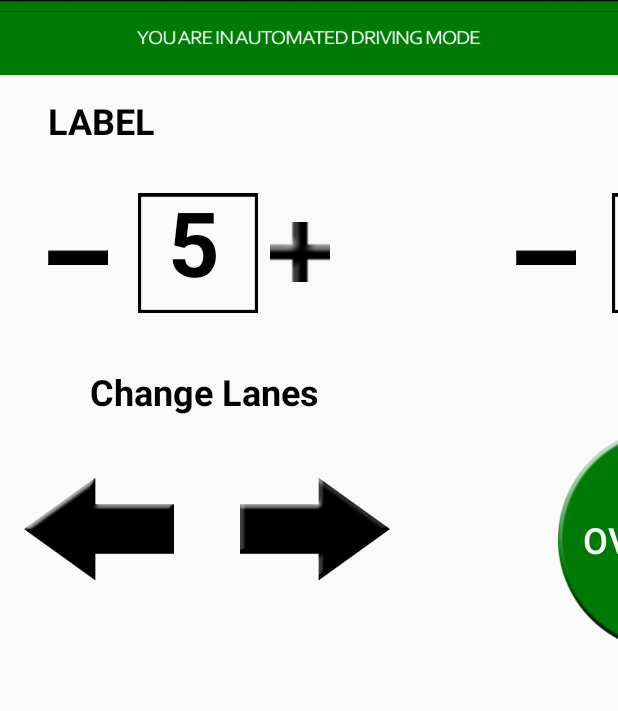
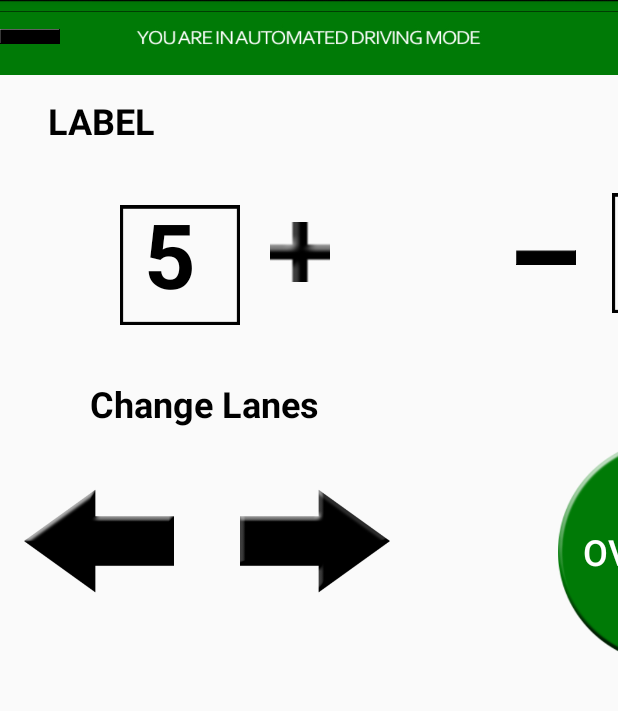
Before and after one commit to MoiraQ/CARRSQ, an Android app: the screen it shows after launch (MainActivity), on a phone screen of 412 x 824 dp, the part 84-795 px from its top. Run offline under Robolectric (Android 15) with nearby library versions, the phone set to English and light mode, and no system bars.

Commit message:
Image not a Button

```diff
--- a/Capstone/app/src/main/res/layout/activity_main.xml
+++ b/Capstone/app/src/main/res/layout/activity_main.xml
@@ -38,24 +38,13 @@
         app:layout_constraintStart_toStartOf="parent"
         app:layout_constraintTop_toTopOf="parent" />
 
-    <ImageView
-        android:id="@+id/imageView2"
-        android:layout_width="40dp"
-        android:layout_height="40dp"
-        android:layout_marginLeft="32dp"
-        android:layout_marginStart="32dp"
-        android:layout_marginTop="56dp"
-        app:layout_constraintStart_toStartOf="parent"
-        app:layout_constraintTop_toBottomOf="@+id/textView"
-        app:srcCompat="@drawable/minus" />
-
     <TextView
         android:id="@+id/distText"
         android:layout_width="wrap_content"
         android:layout_height="wrap_content"
-        android:layout_marginLeft="112dp"
-        android:layout_marginStart="112dp"
-        android:layout_marginTop="24dp"
+        android:layout_marginLeft="96dp"
+        android:layout_marginStart="96dp"
+        android:layout_marginTop="32dp"
         android:text="5"
         android:textColor="@android:color/background_dark"
         android:textSize="60sp"
@@ -67,9 +56,9 @@
         android:id="@+id/imageView"
         android:layout_width="80dp"
         android:layout_height="80dp"
-        android:layout_marginLeft="92dp"
-        android:layout_marginStart="92dp"
-        android:layout_marginTop="32dp"
+        android:layout_marginLeft="80dp"
+        android:layout_marginStart="80dp"
+        android:layout_marginTop="40dp"
         app:layout_constraintStart_toStartOf="parent"
         app:layout_constraintTop_toBottomOf="@+id/textView"
         app:srcCompat="@drawable/contain" />
@@ -129,10 +118,12 @@
         app:layout_constraintStart_toStartOf="parent"
         app:layout_constraintTop_toTopOf="parent" />
 
-    <ImageView
+    <ImageButton
         android:id="@+id/imageView5"
         android:layout_width="40dp"
         android:layout_height="40dp"
+        android:background="@android:color/transparent"
+        android:scaleType="fitCenter"
         android:layout_marginLeft="344dp"
         android:layout_marginStart="344dp"
         android:layout_marginTop="56dp"
@@ -205,4 +196,14 @@
         app:layout_constraintTop_toBottomOf="@+id/textView3"
         app:srcCompat="@drawable/leftarrow" />
 
+    <ImageButton
+        android:id="@+id/imageButton"
+        android:layout_width="40dp"
+        android:layout_height="50dp"
+        android:background="@android:color/transparent"
+        android:scaleType="fitCenter"
+        app:srcCompat="@drawable/minus"
+        tools:layout_editor_absoluteX="16dp"
+        tools:layout_editor_absoluteY="148dp" />
+
 </android.support.constraint.ConstraintLayout>
```
